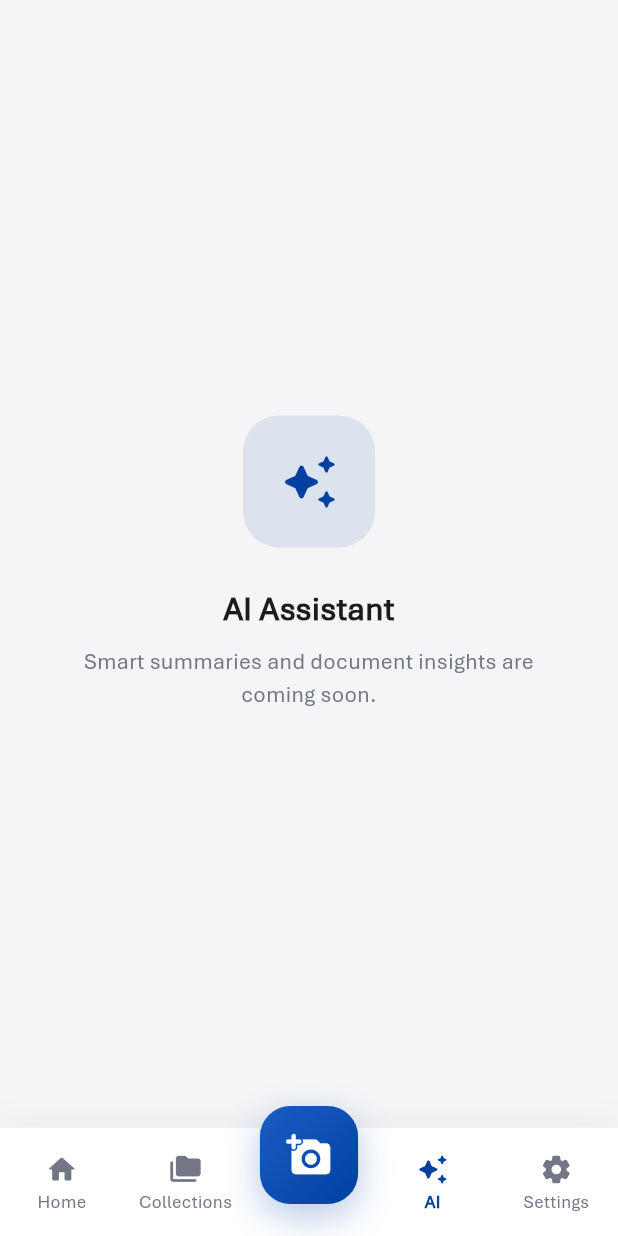
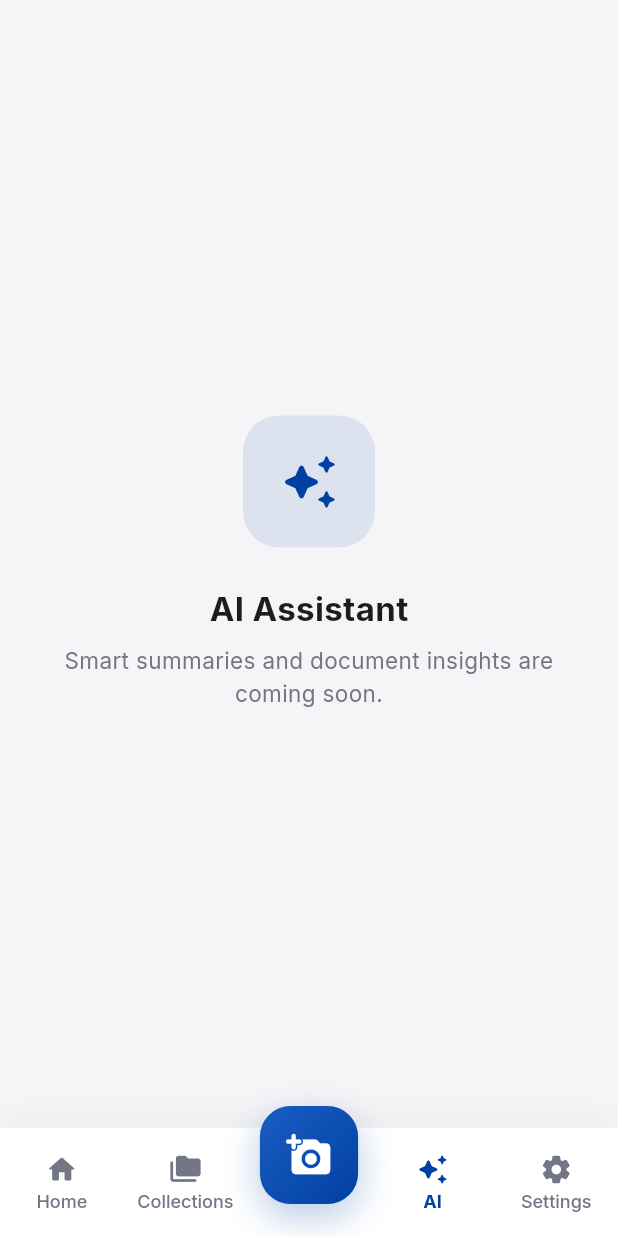
Before and after one commit to rakpa/scan, a Flutter app: the MainShell screen opened directly, item 4 of the bottom bar chosen, on a phone screen of 412 x 824 dp. Run offline on Flutter 3.47's test engine with Material 3 defaults, Android fonts, the phone set to English and light mode, and no system bars; our stand-ins replace camera, drift, flutter_animate, flutter_riverpod, go_router, google_fonts and 8 more; missing offline and left inert: cunning_document_scanner, dart:ui_web; accounts and stored records are empty; generated files the repository leaves out were written again.

Commit message:
Fix live edge detection, filter preview, and revert to Inter.
Wire camera frame analysis for real document edges, show captured-page preview when applying filters, fix capture lock recovery, and switch home typography back to Inter.

Co-authored-by: Cursor <cursoragent@cursor.com>

```diff
--- a/lib/features/enhance/data/image_processor.dart
+++ b/lib/features/enhance/data/image_processor.dart
@@ -80,8 +80,9 @@ Uint8List _runProcessing(_ProcessArgs args) {
 
   switch (DocFilter.values[args.filterIndex]) {
     case DocFilter.original:
+      break;
     case DocFilter.color:
-      // Original = untouched. Color = base image with manual adjustments only.
+      image = img.adjustColor(image, saturation: 1.08, contrast: 1.04);
       break;
     case DocFilter.auto:
       // Contrast-stretch the histogram, then a gentle pop.
--- a/lib/features/home/presentation/home_dashboard_body.dart
+++ b/lib/features/home/presentation/home_dashboard_body.dart
@@ -139,7 +139,11 @@ class _HomeDashboardBodyState extends ConsumerState<HomeDashboardBody> {
         const Expanded(
           child: Text(
             'Recent',
-            style: HomeTypography.sectionTitle,
+            style: TextStyle(
+              fontSize: 20,
+              fontWeight: FontWeight.w700,
+              color: HomeDesign.onSurface,
+            ),
           ),
         ),
         HomeSortChip(
--- a/lib/features/home/presentation/home_typography.dart
+++ b/lib/features/home/presentation/home_typography.dart
@@ -1,82 +1,84 @@
 import 'package:flutter/material.dart';
+import 'package:google_fonts/google_fonts.dart';
 
 import 'home_design_tokens.dart';
 
-/// Aptos-based text styles for the premium home UI — slightly larger than
-/// default Material sizes so labels do not feel cramped.
+/// Inter-based text styles for the premium home UI.
 abstract final class HomeTypography {
-  static const family = 'Aptos';
+  static TextStyle _style({
+    required double size,
+    FontWeight weight = FontWeight.w400,
+    Color? color,
+    double? height,
+    double letterSpacing = 0,
+  }) {
+    return GoogleFonts.inter(
+      fontSize: size,
+      fontWeight: weight,
+      color: color,
+      height: height,
+      letterSpacing: letterSpacing,
+    );
+  }
 
-  static const appTitle = TextStyle(
-        fontFamily: family,
-        fontSize: 22,
-        fontWeight: FontWeight.w700,
+  static TextStyle get appTitle => _style(
+        size: 22,
+        weight: FontWeight.w700,
         color: HomeDesign.primary,
         letterSpacing: -0.2,
         height: 1.2,
       );
 
-  static const sectionTitle = TextStyle(
-        fontFamily: family,
-        fontSize: 20,
-        fontWeight: FontWeight.w700,
+  static TextStyle get sectionTitle => _style(
+        size: 20,
+        weight: FontWeight.w700,
         color: HomeDesign.onSurface,
         letterSpacing: -0.2,
         height: 1.25,
       );
 
-  static const body = TextStyle(
-        fontFamily: family,
-        fontSize: 16,
-        fontWeight: FontWeight.w400,
+  static TextStyle get body => _style(
+        size: 16,
         color: HomeDesign.onSurface,
         height: 1.4,
       );
 
-  static const bodyMuted = TextStyle(
-        fontFamily: family,
-        fontSize: 15,
-        fontWeight: FontWeight.w400,
+  static TextStyle get bodyMuted => _style(
+        size: 15,
         color: HomeDesign.muted,
         height: 1.4,
       );
 
-  static const label = TextStyle(
-        fontFamily: family,
-        fontSize: 14,
-        fontWeight: FontWeight.w600,
+  static TextStyle get label => _style(
+        size: 14,
+        weight: FontWeight.w600,
         color: HomeDesign.onSurface,
         height: 1.2,
       );
 
-  static const caption = TextStyle(
-        fontFamily: family,
-        fontSize: 12,
-        fontWeight: FontWeight.w500,
+  static TextStyle get caption => _style(
+        size: 12,
+        weight: FontWeight.w500,
         color: HomeDesign.muted,
         height: 1.2,
       );
 
-  static const navLabel = TextStyle(
-        fontFamily: family,
-        fontSize: 12,
-        fontWeight: FontWeight.w600,
+  static TextStyle get navLabel => _style(
+        size: 12,
+        weight: FontWeight.w600,
         height: 1.1,
       );
 
-  static const quickActionTitle = TextStyle(
-        fontFamily: family,
-        fontSize: 14,
-        fontWeight: FontWeight.w600,
+  static TextStyle get quickActionTitle => _style(
+        size: 14,
+        weight: FontWeight.w600,
         color: HomeDesign.onSurface,
         letterSpacing: -0.1,
         height: 1.2,
       );
 
-  static const quickActionSubtitle = TextStyle(
-        fontFamily: family,
-        fontSize: 12,
-        fontWeight: FontWeight.w400,
+  static TextStyle get quickActionSubtitle => _style(
+        size: 12,
         color: HomeDesign.muted,
         height: 1.35,
       );
```
Also changed, not shown: lib/core/design/app_typography.dart (+2 -23 lines), lib/features/home/presentation/home_premium_widgets.dart (+6 -2 lines), lib/features/scan/data/camera_frame_analyzer.dart (added, +201 -0 lines), lib/features/scan/data/camera_scan_service.dart (+51 -4 lines), lib/features/scan/data/document_edge_tracker.dart (+29 -18 lines), lib/features/scan/presentation/scan_screen.dart (+18 -1 lines), lib/features/scan/presentation/scan_session_controller.dart (+45 -3 lines), lib/features/scan/presentation/widgets/scan_captured_preview.dart (added, +87 -0 lines), pubspec.yaml (+0 -8 lines), assets/fonts/Aptos-Regular.ttf (deleted), 1 other file.
